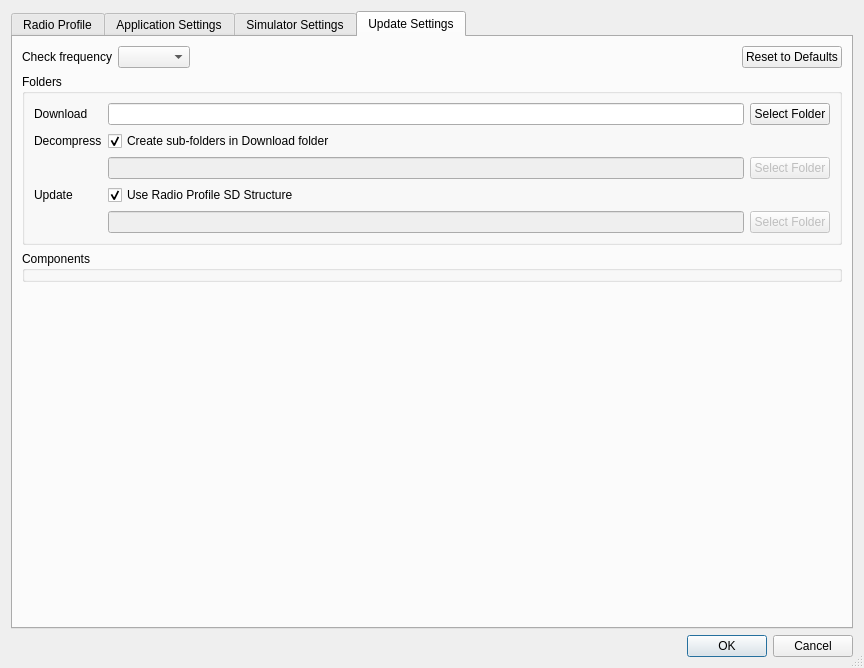
Old version of the form companion/src/apppreferencesdialog.ui in the repository samyalik/edgetx.
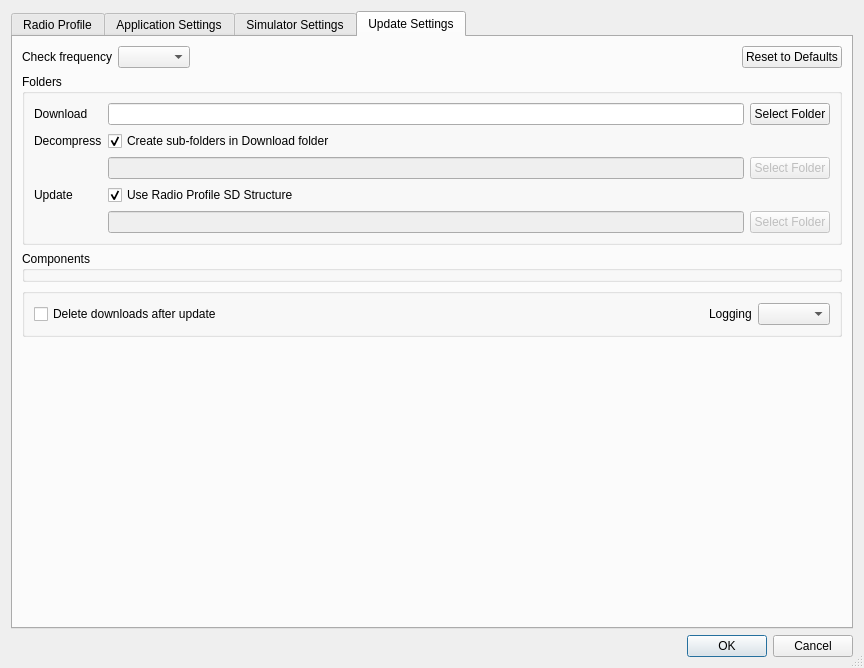
New version of the form. The open tabs and pages were chosen to show the change.

Commit message: Rename settings and change the way post install deletes are configured and operate

What changed in the file:
```diff
--- a/companion/src/apppreferencesdialog.ui
+++ b/companion/src/apppreferencesdialog.ui
@@ -1537,6 +1537,45 @@
          </property>
         </widget>
        </item>
+       <item>
+        <widget class="QGroupBox" name="grpOther">
+         <property name="title">
+          <string/>
+         </property>
+         <layout class="QHBoxLayout" name="horizontalLayout_2">
+          <item>
+           <widget class="QCheckBox" name="chkDelDownloads">
+            <property name="text">
+             <string>Delete downloads after update</string>
+            </property>
+           </widget>
+          </item>
+          <item>
+           <spacer name="horizontalSpacer_3">
+            <property name="orientation">
+             <enum>Qt::Horizontal</enum>
+            </property>
+            <property name="sizeHint" stdset="0">
+             <size>
+              <width>40</width>
+              <height>20</height>
+             </size>
+            </property>
+           </spacer>
+          </item>
+          <item>
+           <widget class="QLabel" name="lblLogging">
+            <property name="text">
+             <string>Logging</string>
+            </property>
+           </widget>
+          </item>
+          <item>
+           <widget class="QComboBox" name="cboLogLevel"/>
+          </item>
+         </layout>
+        </widget>
+       </item>
        <item>
         <spacer name="verticalSpacer_4">
          <property name="orientation">
```
Left out of the diff: 13 changed lines with no effect on the pictures. The commit also changes 12 other files.
